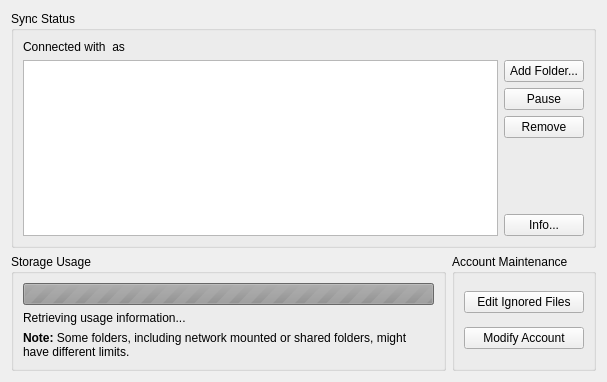
Qt form src/mirall/accountsettings.ui (nextcloud/desktop) before a commit.
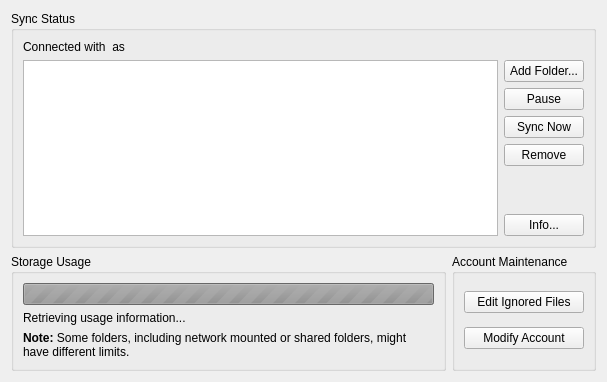
The same form after that commit.

Commit message:
Implement a sync now button
The button is in the account config, next to the "pause/resume" button

Fixes #409

What changed in the file:
```diff
--- a/src/mirall/accountsettings.ui
+++ b/src/mirall/accountsettings.ui
@@ -72,6 +72,13 @@
           </property>
          </widget>
         </item>
+        <item>
+         <widget class="QPushButton" name="_buttonSync">
+          <property name="text">
+           <string>Sync Now</string>
+          </property>
+         </widget>
+        </item>
         <item>
          <widget class="QPushButton" name="_buttonRemove">
           <property name="text">
```
The commit also changes 2 other files.
